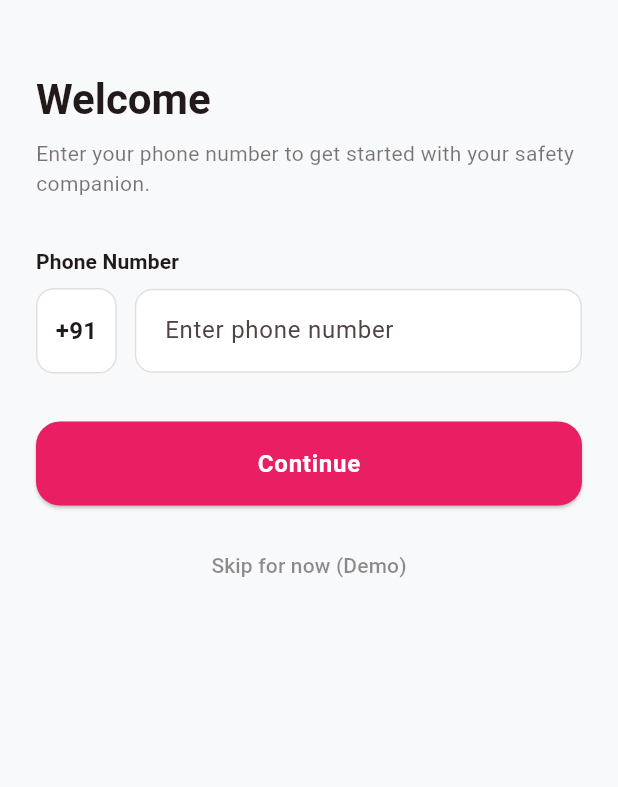
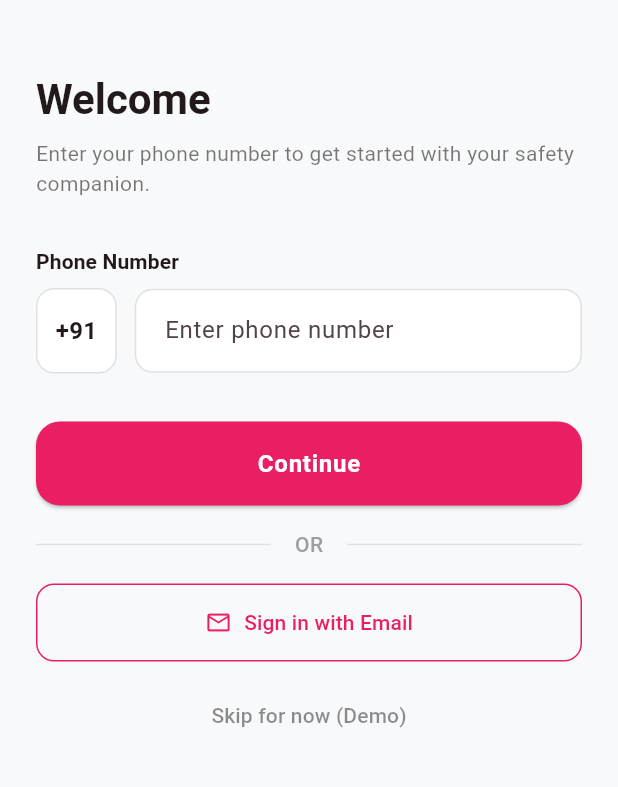
Before and after one commit to atharvadudhe/SAKHI, a Flutter app: the screen it shows after launch, on a phone screen of 412 x 824 dp, the part 303-1090 px from its top. Run offline on Flutter 3.47's test engine with Material 3 defaults, Android fonts, the light colour scheme and no system bars; our stand-ins replace cloud_firestore, firebase_auth, firebase_core, firebase_messaging, flutter_riverpod, geolocator and 4 more; accounts and stored records are empty.

Commit message:
feat: add email sign-in option with divider to login screen

```diff
--- a/lib/screens/auth/login_screen.dart
+++ b/lib/screens/auth/login_screen.dart
@@ -216,6 +216,42 @@ class _LoginScreenState extends State<LoginScreen> {
                       : const Text('Continue'),
                 ),
                 const SizedBox(height: 16),
+
+                // ── OR divider ──
+                Row(
+                  children: [
+                    Expanded(child: Divider(color: Colors.grey.shade300)),
+                    Padding(
+                      padding: const EdgeInsets.symmetric(horizontal: 16),
+                      child: Text(
+                        'OR',
+                        style: TextStyle(
+                          color: Colors.grey.shade500,
+                          fontWeight: FontWeight.w500,
+                        ),
+                      ),
+                    ),
+                    Expanded(child: Divider(color: Colors.grey.shade300)),
+                  ],
+                ),
+                const SizedBox(height: 16),
+
+                // ── Email sign-in button ──
+                OutlinedButton.icon(
+                  onPressed: () => context.push('/email-login'),
+                  icon: const Icon(Icons.email_outlined),
+                  label: const Text('Sign in with Email'),
+                  style: OutlinedButton.styleFrom(
+                    foregroundColor: SakhiTheme.primary,
+                    side: const BorderSide(color: SakhiTheme.primary),
+                    minimumSize: const Size.fromHeight(52),
+                    shape: RoundedRectangleBorder(
+                      borderRadius: BorderRadius.circular(12),
+                    ),
+                  ),
+                ),
+                const SizedBox(height: 12),
+
                 // Skip for testing
                 Center(
                   child: TextButton(
```
